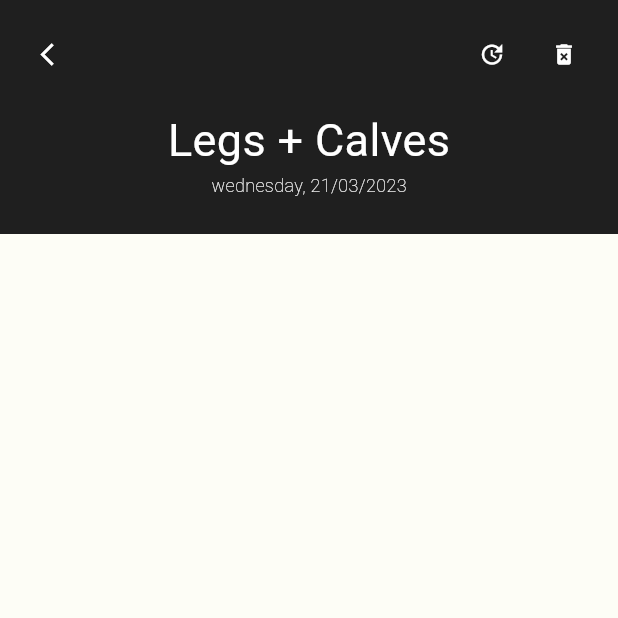
After one commit to LRittes/my_sesion, a Flutter app: the SesionPage screen opened by its route, on a phone screen of 412 x 824 dp, the top half of it. The commit adds this screen. Run offline on Flutter 3.47's test engine with Material 2 defaults, Android fonts, the phone set to English and light mode, and no system bars; our stand-ins replace dio, firebase_database, flutter_modular, flutter_slidable; accounts and stored records are empty; network calls fail.

Commit message:
create sesion page

```diff
--- a/birl/lib/src/widgets/today_sesion_card.dart
+++ b/birl/lib/src/widgets/today_sesion_card.dart
@@ -9,7 +9,7 @@ class TodaySesionCard extends StatelessWidget {
   }) : super(key: key);
 
   final String description;
-  final List<String> dates;
+  final Map<String, String> dates;
   final Function()? onTap;
 
   @override
@@ -37,7 +37,7 @@ class TodaySesionCard extends StatelessWidget {
               crossAxisAlignment: CrossAxisAlignment.start,
               children: [
                 Text(
-                  "${dates[0]}, ${dates[1]}",
+                  "${dates["weekDay"]}, ${dates["date"]}",
                   style: TextStyle(
                     color: Theme.of(context).colorScheme.onPrimary,
                     fontSize: 12,
--- a/lib/modules/Home/domain/entities/sesion.dart
+++ b/lib/modules/Home/domain/entities/sesion.dart
@@ -2,7 +2,7 @@ import 'package:my_sesion/modules/Home/domain/entities/exercise.dart';
 
 class Sesion {
   final String description;
-  final String date;
+  final DateTime date;
   final List<Exercise> exercises;
 
   Sesion({
--- a/lib/modules/Home/home_module.dart
+++ b/lib/modules/Home/home_module.dart
@@ -8,6 +8,7 @@ import 'package:my_sesion/modules/Home/infra/repositories/sesion_repository_imp.
 import 'package:my_sesion/modules/Home/infra/services/service_client/dio_service_client.dart';
 import 'package:my_sesion/modules/Home/infra/services/service_client/service_client.dart';
 import 'package:my_sesion/modules/Home/presenter/screens/home_page.dart';
+import 'package:my_sesion/modules/Home/presenter/screens/sesion_page.dart';
 
 class HomeModule extends Module {
   @override
@@ -23,5 +24,6 @@ class HomeModule extends Module {
   @override
   List<ModularRoute> get routes => [
         ChildRoute('/', child: (context, args) => const HomePage()),
+        ChildRoute('/sesion', child: (context, args) => const SesionPage()),
       ];
 }
--- a/lib/modules/Home/infra/datasources/local/local_api.dart
+++ b/lib/modules/Home/infra/datasources/local/local_api.dart
@@ -12,7 +12,7 @@ class LocalApiDataSource extends DataSource {
     try {
       await _service.deleteSesion(sesion);
     } on DeleteSesionException {
-      throw DeleteSesionException("$runtimeType: Erro ao deletar a sesion!");
+      throw DeleteSesionException("Erro ao deletar a sesion!");
     } catch (e) {
       throw Exception(e.toString());
     }
@@ -34,7 +34,7 @@ class LocalApiDataSource extends DataSource {
     try {
       await _service.saveSesion(sesion);
     } on SaveSesionException {
-      throw SaveSesionException("$runtimeType: Erro ao savar uma sesion!");
+      throw SaveSesionException("Erro ao savar uma sesion!");
     } catch (e) {
       throw Exception(e.toString());
     }
@@ -45,7 +45,7 @@ class LocalApiDataSource extends DataSource {
     try {
       await _service.updateSesion(sesion);
     } on UpdateSesionException {
-      throw UpdateSesionException("$runtimeType: Erro ao atualizar a sesion!");
+      throw UpdateSesionException("Erro ao atualizar a sesion!");
     } catch (e) {
       throw Exception(e.toString());
     }
--- a/lib/modules/Home/infra/repositories/sesion_repository_imp.dart
+++ b/lib/modules/Home/infra/repositories/sesion_repository_imp.dart
@@ -14,7 +14,7 @@ class SesionRepositoryImp implements SesionRepository {
     try {
       await _service.deleteSesion(SesionDTO.toMap(sesion));
     } on DeleteSesionException {
-      throw DeleteSesionException("$runtimeType: Erro ao deletar a sesion!");
+      throw DeleteSesionException("Erro ao deletar a sesion!");
     } catch (e) {
       throw Exception(e.toString());
     }
--- a/lib/modules/Home/presenter/controllers/home_controller/sesion_store.dart
+++ b/lib/modules/Home/presenter/controllers/home_controller/sesion_store.dart
@@ -4,7 +4,6 @@ import 'package:my_sesion/modules/Home/domain/entities/sesion.dart';
 import 'package:my_sesion/modules/Home/domain/usecases/delete_sesion_usecase.dart';
 import 'package:my_sesion/modules/Home/domain/usecases/get_sesion_usecase.dart';
 import 'package:my_sesion/modules/Home/presenter/controllers/home_controller/sesion_state.dart';
-import 'package:my_sesion/modules/shared/utils/functions/format_data.dart';
 
 class SesionStore extends ChangeNotifier {
   final _getSesionUseCase = Modular.get<GetSesionUseCase>();
@@ -29,7 +28,6 @@ class SesionStore extends ChangeNotifier {
       _emit(SesionStateSucess(list));
     } catch (e) {
       _emit(SesionStateFailure([]));
-      print(e.toString());
     }
   }
 
@@ -38,8 +36,6 @@ class SesionStore extends ChangeNotifier {
     try {
       await _deleteSesionUseCase(sesion);
       var list = await _getSesionUseCase();
-      todaySesion = list.firstWhere(
-          (sesion) => sesion.date == formatData(DateTime.now().toString())[1]);
       _emit(SesionStateSucess(list));
     } catch (e) {
       _emit(SesionStateFailure([]));
--- /dev/null
+++ b/lib/modules/Home/presenter/screens/sesion_page.dart
@@ -0,0 +1,91 @@
+import 'package:flutter/material.dart';
+
+class SesionPage extends StatefulWidget {
+  const SesionPage({super.key});
+
+  @override
+  State<SesionPage> createState() => _SesionPageState();
+}
+
+class _SesionPageState extends State<SesionPage> {
+  @override
+  Widget build(BuildContext context) {
+    final color = Theme.of(context).colorScheme;
+    return Material(
+      child: SafeArea(
+          child: ListView(
+        children: [
+          Container(
+            padding: const EdgeInsets.all(12),
+            decoration: BoxDecoration(
+              color: color.secondary,
+            ),
+            child: Column(
+              children: [
+                Row(
+                  mainAxisAlignment: MainAxisAlignment.spaceBetween,
+                  children: [
+                    IconButton(
+                      onPressed: () => Navigator.popAndPushNamed(context, '/'),
+                      icon: Icon(
+                        Icons.arrow_back_ios,
+                        color: color.onPrimary,
+                        size: 18,
+                      ),
+                    ),
+                    Row(
+                      mainAxisSize: MainAxisSize.min,
+                      children: [
+                        IconButton(
+                          onPressed: () {},
+                          icon: Icon(
+                            Icons.update,
+                            color: color.onPrimary,
+                            size: 18,
+                          ),
+                        ),
+                        const SizedBox(
+                          height: 12,
+                        ),
+                        IconButton(
+                          onPressed: () {},
+                          icon: Icon(
+                            Icons.delete_forever,
+                            color: color.onPrimary,
+                            size: 18,
+                          ),
+                        ),
+                      ],
+                    ),
+                  ],
+                ),
+                Container(
+                  margin: const EdgeInsets.only(top: 12, bottom: 12),
+                  child: Column(
+                    children: [
+                      Text(
+                        "Legs + Calves",
+                        style: TextStyle(
+                          color: color.onPrimary,
+                          fontSize: 30,
+                        ),
+                      ),
+                      Text(
+                        "wednesday, 21/03/2023",
+                        style: TextStyle(
+                          color: color.onPrimary,
+                          fontSize: 12,
+                          fontWeight: FontWeight.w200,
+                        ),
+                      ),
+                    ],
+                  ),
+                ),
+              ],
+            ),
+          )
+        ],
+      )),
+    );
+  }
+}
```
Also changed, not shown: lib/modules/Home/infra/adapters/DTOS/sesion_dto.dart (+10 -7 lines), lib/modules/Home/infra/services/service_client/dio_service_client.dart (+10 -4 lines), lib/modules/Home/presenter/screens/home_page.dart (+14 -5 lines), lib/modules/shared/utils/functions/format_data.dart (+10 -7 lines), 7 other files.
